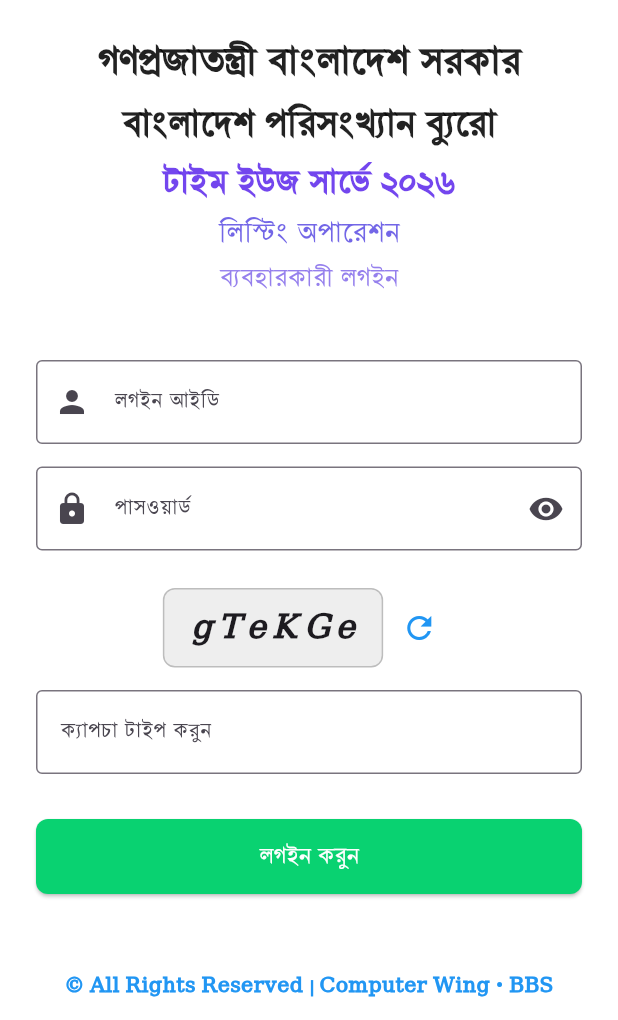
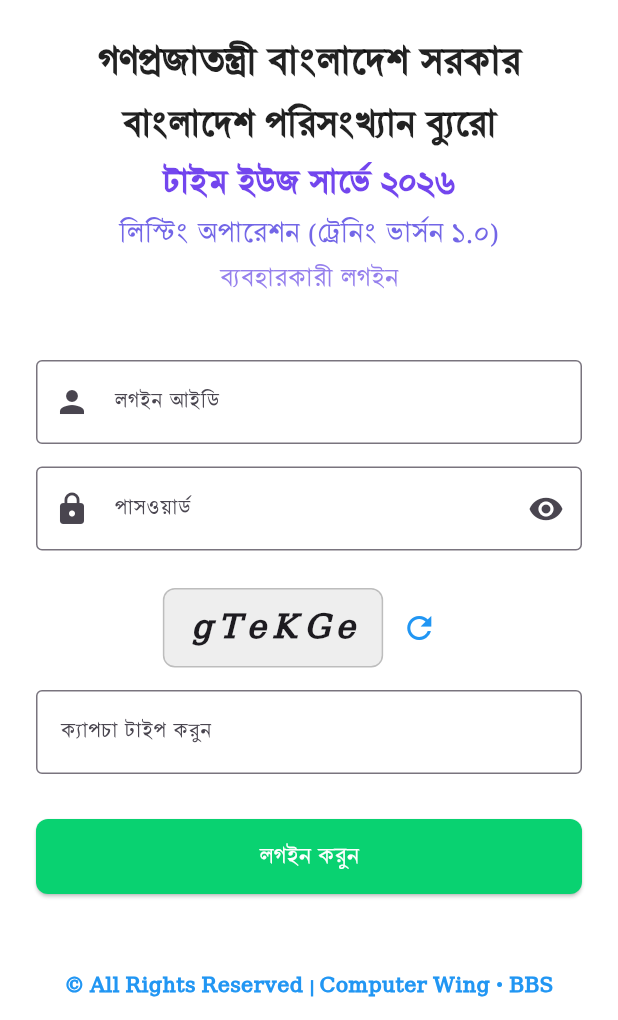
Before and after one commit to surveysbbs/tus2026, a Flutter app: the screen it shows after launch, after a tap on the "refresh" icon, on a phone screen of 412 x 824 dp, the part 216-1236 px from its top. Run offline on Flutter 3.47's test engine with Material 3 defaults, Android fonts, the phone set to English and light mode, and no system bars; our stand-ins replace geolocator, hive, hive_flutter, supabase, supabase_flutter; missing offline and left inert: workmanager; accounts and stored records are empty; network calls fail; statements that could not run were skipped.

Commit message:
update on 03_06_26

```diff
--- a/lib/main.dart
+++ b/lib/main.dart
@@ -5,7 +5,7 @@ import 'package:hive_flutter/hive_flutter.dart';
 import 'package:path_provider/path_provider.dart';
 import 'package:supabase_flutter/supabase_flutter.dart';
 import 'package:workmanager/workmanager.dart';
-
+import 'config/app_config.dart';
 import 'services/supabase_service.dart';
 import 'pages/login_page.dart';
 import 'pages/dashboard_page.dart';
@@ -45,6 +45,8 @@ void callbackDispatcher() {
         final uploadData = unsyncedData.map((e) {
           return {
             'username': e['username'],
+            'app_version': AppConfig.appVersion,
+            'survey_phase': AppConfig.surveyPhase,
             'house_id': e['house_id'] ?? "${e['psu']}_${e['serial']}",
             'serial': e['serial'] ?? '',
             'psu': e['psu'] ?? '',
@@ -124,6 +126,15 @@ Future<void> main() async {
     await Hive.initFlutter();
     await Hive.openBox('surveyBox');
     await Hive.openBox('metaBox');
+    final surveyBox = Hive.box('surveyBox');
+    final metaBox = Hive.box('metaBox');
+
+    if (AppConfig.surveyPhase == "final" &&
+        metaBox.get('final_clean_done') != true) {
+      await surveyBox.clear();
+
+      await metaBox.put('final_clean_done', true);
+    }
 
     // Supabase init
     await Supabase.initialize(
@@ -143,7 +154,7 @@ Future<void> main() async {
     await Workmanager().registerPeriodicTask(
       "unique_sync_task_id",
       "autoSyncTask",
-      frequency: const Duration(minutes: 15), //30 korte hobe
+      frequency: const Duration(minutes: 60), //30 korte hobe
       constraints: Constraints(networkType: NetworkType.connected),
     );
   } catch (e) {
@@ -170,9 +181,7 @@ class MyApp extends StatelessWidget {
     return MaterialApp(
       debugShowCheckedModeBanner: false,
       theme: ThemeData(primarySwatch: Colors.indigo, fontFamily: 'Nikosh'),
-      home: isLoggedIn
-          ? DashboardPage(user: user)
-          : const LoginPage(),
+      home: isLoggedIn ? DashboardPage(user: user) : const LoginPage(),
     );
   }
 }
--- a/lib/pages/dashboard_page.dart
+++ b/lib/pages/dashboard_page.dart
@@ -442,7 +442,7 @@ class _DashboardPageState extends State<DashboardPage>
           children: [
             const Center(
               child: Text(
-                "লিস্টিং ড্যাশবোর্ডে স্বাগতম",
+                "লিস্টিং ড্যাশবোর্ডে স্বাগতম (ট্রেনিং ভার্সন ১.০)",
                 style: TextStyle(fontSize: 20, fontWeight: FontWeight.bold),
               ),
             ),
--- a/lib/pages/login_page.dart
+++ b/lib/pages/login_page.dart
@@ -309,7 +309,7 @@ class _LoginPageState extends State<LoginPage> {
                 ),
               ),
               const Text(
-                "লিস্টিং অপারেশন",
+                "লিস্টিং অপারেশন (ট্রেনিং ভার্সন ১.০)",
                 textAlign: TextAlign.center,
                 style: TextStyle(
                   fontSize: 22,
--- a/lib/pages/sync_page.dart
+++ b/lib/pages/sync_page.dart
@@ -1,6 +1,6 @@
 import 'package:flutter/material.dart';
 import 'package:hive/hive.dart';
-
+import '../config/app_config.dart';
 import '../services/supabase_service.dart';
 //import 'package:tus_listing_app/config/supabase_config.dart';
 
@@ -93,6 +93,8 @@ class _SyncPageState extends State<SyncPage> {
       final List<Map<String, dynamic>> uploadData = unsynced.map((e) {
         return {
           'username': e['username'],
+          'app_version': AppConfig.appVersion,
+          'survey_phase': AppConfig.surveyPhase,
           'house_id': e['house_id'] ?? "${e['psu']}_${e['serial']}",
           'serial': e['serial'] ?? '',
           'psu': e['psu'] ?? '',
--- a/pubspec.yaml
+++ b/pubspec.yaml
@@ -16,7 +16,11 @@ publish_to: 'none' # Remove this line if you wish to publish to pub.dev
 # https://developer.apple.com/library/archive/documentation/General/Reference/InfoPlistKeyReference/Articles/CoreFoundationKeys.html
 # In Windows, build-name is used as the major, minor, and patch parts
 # of the product and file versions while build-number is used as the build suffix.
+
+#training version
 version: 1.0.0+1
+#final version
+#version: 2.0.0+2
 
 environment:
   sdk: ^3.8.0
```
Also changed, not shown: lib/config/app_config.dart (added, +15 -0 lines), lib/pages/first_login_page.dart (+13 -13 lines), lib/pages/listing_form_page.dart (+13 -3 lines).
